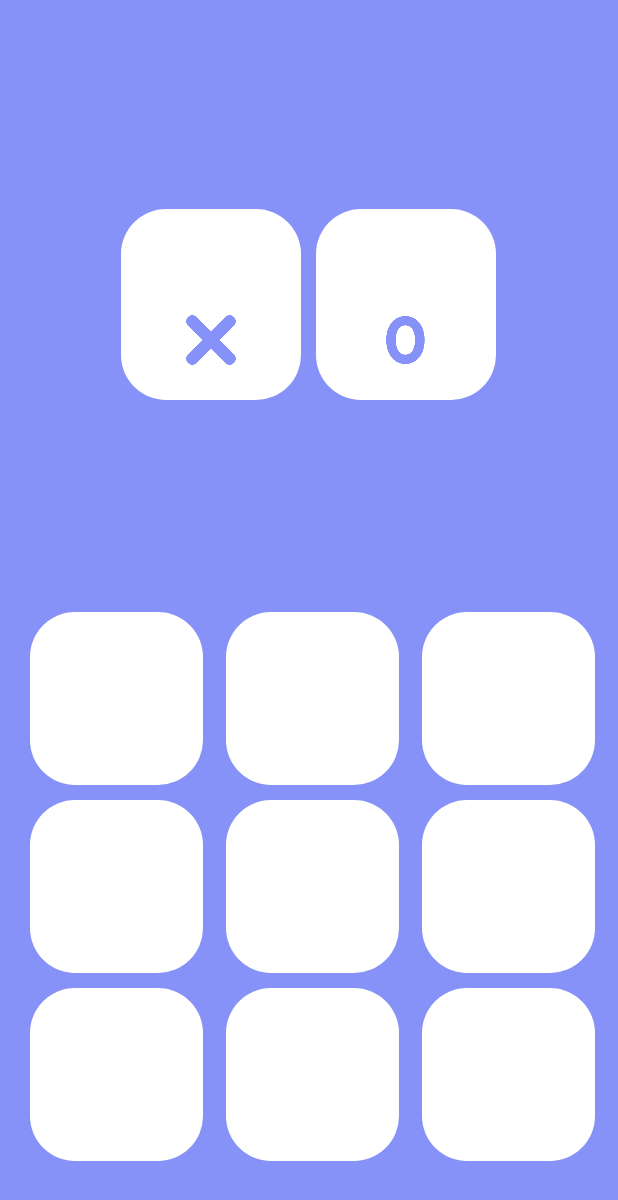
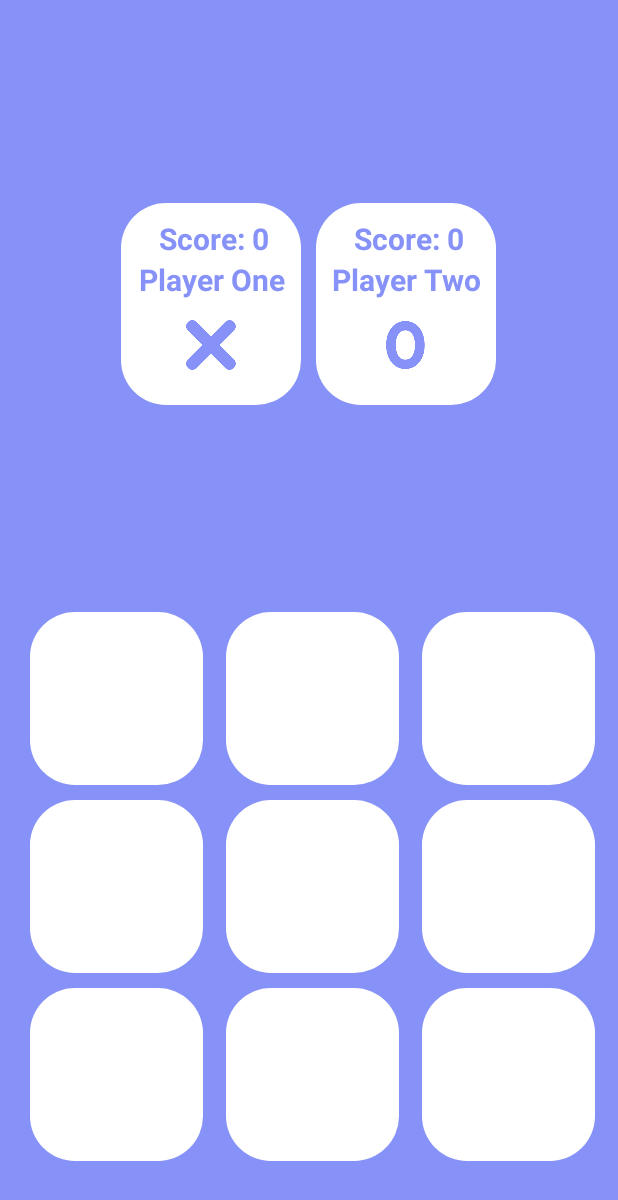
Before and after one commit to Ahmed-Samy-Omran/XO-Game, an Android app: the MainActivity screen opened directly, with no data from a screen before it, on a phone screen of 412 x 824 dp. Shown: the top 1200 px of the screen. Run offline under Robolectric (Android 15) with nearby library versions, the phone set to English and light mode, and no system bars.

Commit message:
done sqlite and save score and make HighScoreActivity to store on it .

```diff
--- /dev/null
+++ b/app/src/main/java/com/example/myxogame/DatabaseHelper.java
@@ -0,0 +1,104 @@
+package com.example.myxogame;
+
+import android.annotation.SuppressLint;
+import android.content.ContentValues;
+import android.content.Context;
+import android.database.Cursor;
+import android.database.sqlite.SQLiteDatabase;
+import android.database.sqlite.SQLiteOpenHelper;
+
+import java.util.ArrayList;
+import java.util.List;
+
+public class DatabaseHelper extends SQLiteOpenHelper {
+
+    private static final String DATABASE_NAME = "xo_game.db";
+    private static final int DATABASE_VERSION = 1;
+    private static final String TABLE_SCORES = "scores";
+
+    private static final String COLUMN_ID = "id";
+    private static final String COLUMN_PLAYER_NAME = "player_name";
+    private static final String COLUMN_SCORE = "score";
+
+    public DatabaseHelper(Context context) {
+        super(context, DATABASE_NAME, null, DATABASE_VERSION);
+    }
+
+    @Override
+    public void onCreate(SQLiteDatabase db) {
+        String createTable = "CREATE TABLE " + TABLE_SCORES + " (" +
+                COLUMN_ID + " INTEGER PRIMARY KEY AUTOINCREMENT, " +
+                COLUMN_PLAYER_NAME + " TEXT, " +
+                COLUMN_SCORE + " INTEGER)";
+        db.execSQL(createTable);
+    }
+
+    @Override
+    public void onUpgrade(SQLiteDatabase db, int oldVersion, int newVersion) {
+        db.execSQL("DROP TABLE IF EXISTS " + TABLE_SCORES);
+        onCreate(db);
+    }
+
+    public void saveScore(String playerName, int score) {
+        SQLiteDatabase db = this.getWritableDatabase();
+
+        // Check if the player already exists
+        String query = "SELECT " + COLUMN_SCORE + " FROM " + TABLE_SCORES + " WHERE " + COLUMN_PLAYER_NAME + " = ?";
+        Cursor cursor = db.rawQuery(query, new String[]{playerName});
+
+        ContentValues values = new ContentValues();
+        values.put(COLUMN_PLAYER_NAME, playerName);
+
+        if (cursor.moveToFirst()) {
+            // Player exists, update the score
+            @SuppressLint("Range") int currentScore = cursor.getInt(cursor.getColumnIndex(COLUMN_SCORE));
+            values.put(COLUMN_SCORE, currentScore + score);
+            db.update(TABLE_SCORES, values, COLUMN_PLAYER_NAME + " = ?", new String[]{playerName});
+        } else {
+            // New player, insert the score
+            values.put(COLUMN_SCORE, score);
+            db.insert(TABLE_SCORES, null, values);
+        }
+
+        cursor.close();
+        db.close();
+    }
+
+    @SuppressLint("Range")
+    public List<Score> getAllScores() {
+        List<Score> scores = new ArrayList<>();
+        SQLiteDatabase db = this.getReadableDatabase();
+        String selectQuery = "SELECT * FROM " + TABLE_SCORES + " ORDER BY " + COLUMN_SCORE + " DESC";
+        Cursor cursor = db.rawQuery(selectQuery, null);
+
+        if (cursor.moveToFirst()) {
+            do {
+                Score score = new Score();
+                score.setId(cursor.getInt(cursor.getColumnIndex(COLUMN_ID)));
+                score.setPlayerName(cursor.getString(cursor.getColumnIndex(COLUMN_PLAYER_NAME)));
+                score.setScore(cursor.getInt(cursor.getColumnIndex(COLUMN_SCORE)));
+                scores.add(score);
+            } while (cursor.moveToNext());
+        }
+
+        cursor.close();
+        db.close();
+        return scores;
+    }
+
+    @SuppressLint("Range")
+    public int getScore(String playerName) {
+        SQLiteDatabase db = this.getReadableDatabase();
+        String query = "SELECT " + COLUMN_SCORE + " FROM " + TABLE_SCORES + " WHERE " + COLUMN_PLAYER_NAME + " = ?";
+        Cursor cursor = db.rawQuery(query, new String[]{playerName});
+
+        int score = 0;
+        if (cursor.moveToFirst()) {
+            score = cursor.getInt(cursor.getColumnIndex(COLUMN_SCORE));
+        }
+        cursor.close();
+        db.close();
+        return score;
+    }
+
+}
--- a/app/src/main/res/layout/activity_main.xml
+++ b/app/src/main/res/layout/activity_main.xml
@@ -1,13 +1,11 @@
 <?xml version="1.0" encoding="utf-8"?>
-<androidx.drawerlayout.widget.DrawerLayout
-    xmlns:android="http://schemas.android.com/apk/res/android"
+<androidx.drawerlayout.widget.DrawerLayout xmlns:android="http://schemas.android.com/apk/res/android"
     xmlns:app="http://schemas.android.com/apk/res-auto"
     xmlns:tools="http://schemas.android.com/tools"
     android:id="@+id/drawer_layout"
     android:layout_width="match_parent"
     android:layout_height="match_parent"
     tools:context=".MainActivity">
-
 
 
     <!-- Main Content -->
@@ -47,10 +45,22 @@
                 android:orientation="vertical">
 
                 <TextView
+                    android:id="@+id/playerOneScore"
+                    android:layout_width="wrap_content"
+                    android:layout_height="wrap_content"
+                    android:layout_marginTop="10dp"
+                    android:gravity="center"
+                    android:maxLines="1"
+                    android:text="0"
+                    android:textColor="@color/lavender"
+                    android:textSize="20sp"
+                    android:textStyle="bold" />
+
+                <TextView
                     android:id="@+id/playerOneName"
                     android:layout_width="match_parent"
                     android:layout_height="wrap_content"
-                    android:layout_marginTop="20dp"
+
                     android:gravity="center"
                     android:maxLines="1"
                     android:text="@string/player_one"
@@ -62,7 +72,7 @@
                     android:layout_width="40dp"
                     android:layout_height="40dp"
                     android:layout_gravity="center"
-                    android:layout_marginTop="20dp"
+                    android:layout_marginTop="10dp"
                     android:layout_marginBottom="20dp"
                     android:src="@drawable/ximage" />
             </LinearLayout>
@@ -77,10 +87,21 @@
                 android:orientation="vertical">
 
                 <TextView
+                    android:id="@+id/playerTwoScore"
+                    android:layout_width="wrap_content"
+                    android:layout_height="wrap_content"
+                    android:layout_marginTop="10dp"
+                    android:gravity="center"
+                    android:maxLines="1"
+                    android:text="0"
+                    android:textColor="@color/lavender"
+                    android:textSize="20sp"
+                    android:textStyle="bold" />
+
+                <TextView
                     android:id="@+id/playerTwoName"
                     android:layout_width="match_parent"
                     android:layout_height="wrap_content"
-                    android:layout_marginTop="20dp"
                     android:gravity="center"
                     android:maxLines="1"
                     android:text="@string/player_two"
@@ -92,16 +113,16 @@
                     android:layout_width="40dp"
                     android:layout_height="40dp"
                     android:layout_gravity="center"
-                    android:layout_marginTop="20dp"
+                    android:layout_marginTop="10dp"
                     android:layout_marginBottom="20dp"
                     android:src="@drawable/oimage" />
             </LinearLayout>
         </LinearLayout>
 
         <LinearLayout
+            android:id="@+id/container"
             android:layout_width="match_parent"
             android:layout_height="wrap_content"
-            android:id="@+id/container"
             android:layout_alignParentBottom="true"
             android:layout_marginStart="10dp"
             android:layout_marginEnd="10dp"
@@ -115,39 +136,39 @@
                 android:weightSum="3">
 
                 <ImageView
+                    android:id="@+id/image1"
                     android:layout_width="0dp"
                     android:layout_height="115dp"
-                    android:id="@+id/image1"
-                    android:layout_weight="1"
-                    android:background="@drawable/white_box"
+                    android:layout_marginStart="10dp"
                     android:layout_marginTop="10dp"
                     android:layout_marginEnd="5dp"
-                    android:layout_marginStart="10dp"
+                    android:layout_weight="1"
                     android:adjustViewBounds="true"
+                    android:background="@drawable/white_box"
                     android:padding="20dp" />
 
                 <ImageView
+                    android:id="@+id/image2"
                     android:layout_width="0dp"
                     android:layout_height="115dp"
-                    android:id="@+id/image2"
-                    android:layout_weight="1"
-                    android:background="@drawable/white_box"
+                    android:layout_marginStart="10dp"
                     android:layout_marginTop="10dp"
                     android:layout_marginEnd="5dp"
-                    android:layout_marginStart="10dp"
+                    android:layout_weight="1"
                     android:adjustViewBounds="true"
+                    android:background="@drawable/white_box"
                     android:padding="20dp" />
 
                 <ImageView
+                    android:id="@+id/image3"
                     android:layout_width="0dp"
                     android:layout_height="115dp"
-                    android:id="@+id/image3"
-                    android:layout_weight="1"
-                    android:background="@drawable/white_box"
+                    android:layout_marginStart="10dp"
                     android:layout_marginTop="10dp"
                     android:layout_marginEnd="5dp"
-                    android:layout_marginStart="10dp"
+                    android:layout_weight="1"
                     android:adjustViewBounds="true"
+                    android:background="@drawable/white_box"
                     android:padding="20dp" />
             </LinearLayout>
 
@@ -158,39 +179,39 @@
                 android:weightSum="3">
 
                 <ImageView
+                    android:id="@+id/image4"
                     android:layout_width="0dp"
                     android:layout_height="115dp"
-                    android:id="@+id/image4"
-                    android:layout_weight="1"
-                    android:background="@drawable/white_box"
+                    android:layout_marginStart="10dp"
                     android:layout_marginTop="10dp"
                     android:layout_marginEnd="5dp"
-                    android:layout_marginStart="10dp"
+                    android:layout_weight="1"
                     android:adjustViewBounds="true"
+                    android:background="@drawable/white_box"
                     android:padding="20dp" />
 
                 <ImageView
+                    android:id="@+id/image5"
                     android:layout_width="0dp"
                     android:layout_height="115dp"
-                    android:id="@+id/image5"
-                    android:layout_weight="1"
-                    android:background="@drawable/white_box"
+                    android:layout_marginStart="10dp"
                     android:layout_marginTop="10dp"
                     android:layout_marginEnd="5dp"
-                    android:layout_marginStart="10dp"
+                    android:layout_weight="1"
                     android:adjustViewBounds="true"
+                    android:background="@drawable/white_box"
                     android:padding="20dp" />
 
                 <ImageView
+                    android:id="@+id/image6"
                     android:layout_width="0dp"
                     android:layout_height="115dp"
-                    android:id="@+id/image6"
-                    android:layout_weight="1"
-                    android:background="@drawable/white_box"
+                    android:layout_marginStart="10dp"
                     android:layout_marginTop="10dp"
                     android:layout_marginEnd="5dp"
-                    android:layout_marginStart="10dp"
+                    android:layout_weight="1"
                     android:adjustViewBounds="true"
+                    android:background="@drawable/white_box"
                     android:padding="20dp" />
             </LinearLayout>
 
@@ -201,44 +222,43 @@
                 android:weightSum="3">
 
                 <ImageView
+                    android:id="@+id/image7"
                     android:layout_width="0dp"
                     android:layout_height="115dp"
-                    android:id="@+id/image7"
-                    android:layout_weight="1"
-                    android:background="@drawable/white_box"
+                    android:layout_marginStart="10dp"
                     android:layout_marginTop="10dp"
                     android:layout_marginEnd="5dp"
-                    android:layout_marginStart="10dp"
+                    android:layout_weight="1"
                     android:adjustViewBounds="true"
+                    android:background="@drawable/white_box"
                     android:padding="20dp" />
 
                 <ImageView
+                    android:id="@+id/image8"
                     android:layout_width="0dp"
                     android:layout_height="115dp"
-                    android:id="@+id/image8"
+                    android:layout_marginStart="10dp"
+                    android:layout_marginTop="10dp"
+                    android:layout_marginEnd="5dp"
                     android:layout_weight="1"
                     android:adjustViewBounds="true"
                     android:background="@drawable/white_box"
-                    android:layout_marginTop="10dp"
-                    android:layout_marginEnd="5dp"
-                    android:layout_marginStart="10dp"
                     android:padding="20dp" />
 
                 <ImageView
+                    android:id="@+id/image9"
                     android:layout_width="0dp"
                     android:layout_height="115dp"
-                    android:id="@+id/image9"
-                    android:layout_weight="1"
-                    android:background="@drawable/white_box"
+                    android:layout_marginStart="10dp"
                     android:layout_marginTop="10dp"
                     android:layout_marginEnd="5dp"
-                    android:layout_marginStart="10dp"
-                    android:padding="20dp"
-                    android:adjustViewBounds="true" />
+                    android:layout_weight="1"
+                    android:adjustViewBounds="true"
+                    android:background="@drawable/white_box"
+                    android:padding="20dp" />
             </LinearLayout>
         </LinearLayout>
     </RelativeLayout>
 
 
-
 </androidx.drawerlayout.widget.DrawerLayout>
--- a/app/src/main/res/values/strings.xml
+++ b/app/src/main/res/values/strings.xml
@@ -17,7 +17,7 @@
     <string name="start_again">Start Again</string>
     <string name="please_enter_both_player_names_to_start_the_game">Please enter both player names to start the game.</string>
     <string name="missing_information">Missing Information</string>
-        <string name="missing_selection" >Missing Selection</string>
+    <string name="missing_selection">Missing Selection</string>
     <string name="please_select_a_game_mode_to_start_the_game">Please select a game mode to start the game.</string>
     <string name="please_select_a_difficulty_level_to_start_the_game">Please select a difficulty level to start the game.</string>
     <string name="select_a_language">Select a Language</string>
```
Also changed, not shown: app/src/main/AndroidManifest.xml (+5 -6 lines), app/src/main/java/com/example/myxogame/AddPlayersActivity.java (+13 -1 lines), app/src/main/java/com/example/myxogame/HighScoreActivityActivity.java (added, +39 -0 lines), app/src/main/java/com/example/myxogame/HighScoreAdapter.java (added, +49 -0 lines), app/src/main/java/com/example/myxogame/MainActivity.java (+108 -174 lines), app/src/main/java/com/example/myxogame/Score.java (added, +31 -0 lines), app/src/main/res/layout/activity_add_players.xml (+16 -0 lines), app/src/main/res/layout/high_score_activity.xml (added, +44 -0 lines), app/src/main/res/layout/high_score_item.xml (added, +30 -0 lines), app/src/main/res/drawable/high_score.png (added), app/src/main/res/font/lobster.ttf (added). Lines whose indentation alone changed are shown as unchanged.
